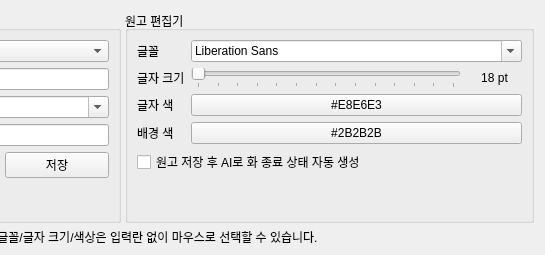
Above: novel_studio/ui/forms/ai_settings.ui from Donian-kor/Novel_Studio_v0.1 before the change; both pictures show x 300 to 845 and y 0 to 255 of the 845 by 255 pixel window. Below: the same form after it.
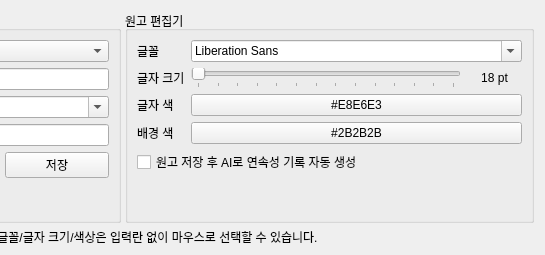
That is the form after the change.

Patch:
```diff
--- a/novel_studio/ui/forms/ai_settings.ui
+++ b/novel_studio/ui/forms/ai_settings.ui
@@ -228,7 +228,7 @@
          <string>끄면 저장할 때 AI를 호출하지 않습니다. 필요할 때 [화 종료 상태]에서 직접 생성할 수 있습니다.</string>
         </property>
         <property name="text">
-         <string>원고 저장 후 AI로 화 종료 상태 자동 생성</string>
+         <string>원고 저장 후 AI로 연속성 기록 자동 생성</string>
         </property>
        </widget>
       </item>
```
Left out of the diff: 2 changed lines with no effect on the pictures.
